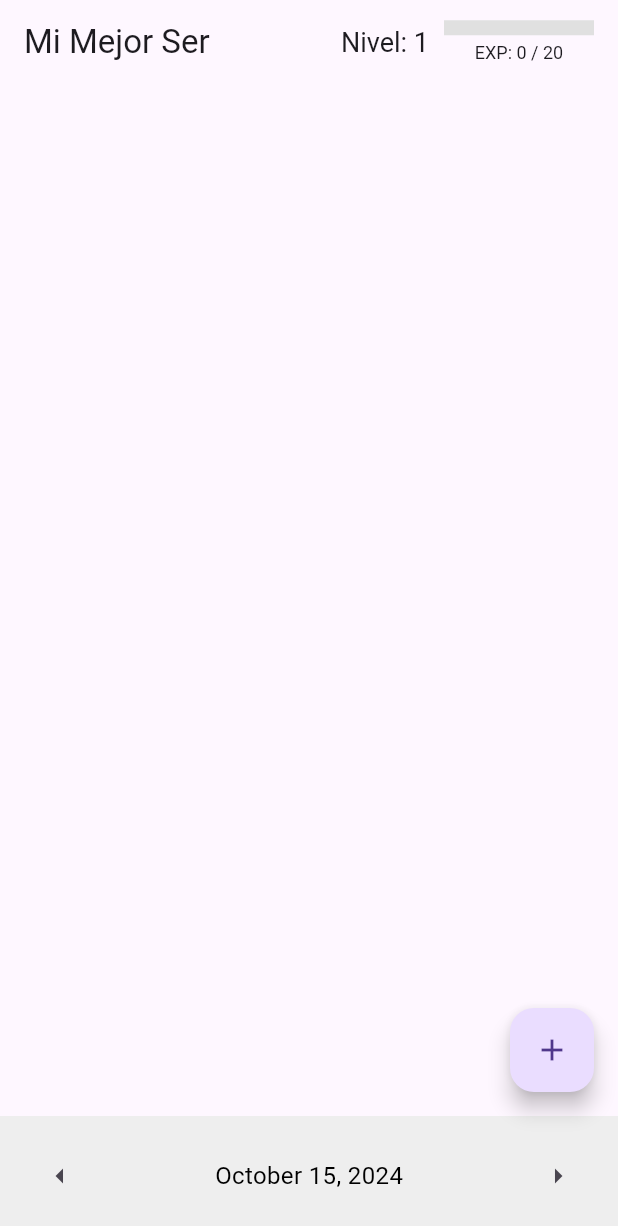
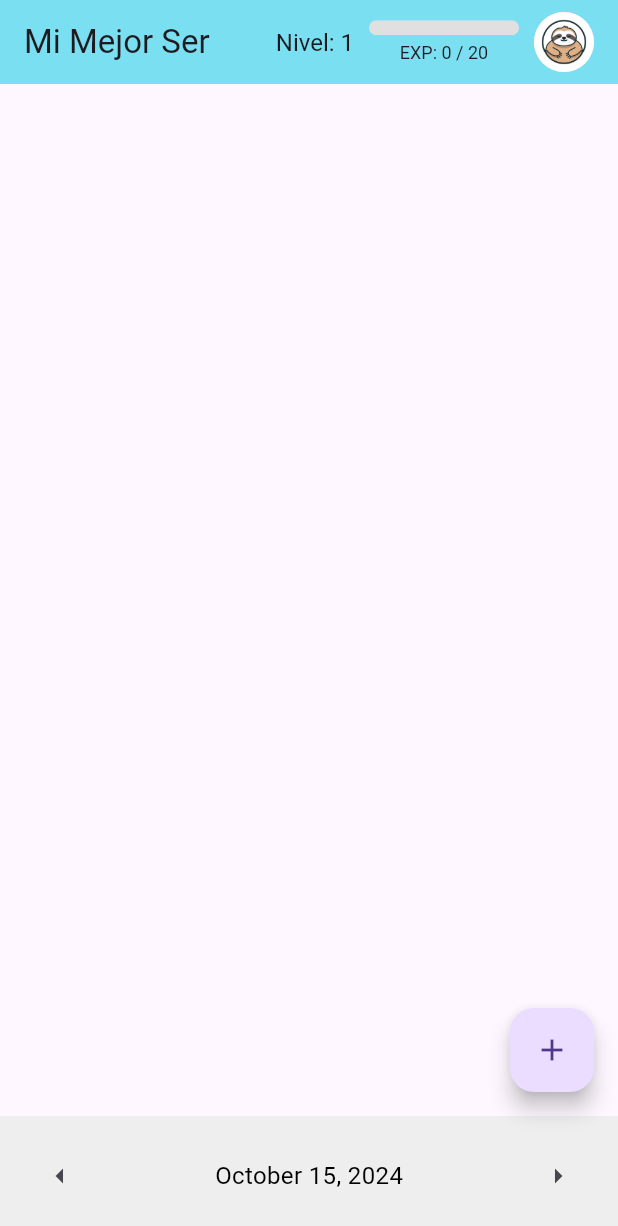
Before and after one commit to MateoGE01/mi-mejor-ser, a Flutter app: the screen it shows after launch, on a phone screen of 412 x 824 dp. Shown: the top 1226 px of the screen. Run offline on Flutter 3.47's test engine with Material 3 defaults, Android fonts, the phone set to English and light mode, and no system bars; our stand-ins replace get.

Commit message:
Implementacion del Avatar y Colores de la App

```diff
--- a/lib/presentation/pages/habit_page.dart
+++ b/lib/presentation/pages/habit_page.dart
@@ -132,6 +132,7 @@ class _HabitPageState extends State<HabitPage> {
   Widget build(BuildContext context) {
     return Scaffold(
       appBar: AppBar(
+        backgroundColor: const Color.fromRGBO(123, 223, 242, 1), // Color pastel para el AppBar
         title: Row(
           mainAxisAlignment: MainAxisAlignment.spaceBetween,
           children: [
@@ -141,10 +142,16 @@ class _HabitPageState extends State<HabitPage> {
                 children: [
                   Text(
                     'Nivel: ${completedHabitsController.level}',
-                    style: const TextStyle(fontSize: 18),
+                    style: const TextStyle(fontSize: 16),
                   ),
                   const SizedBox(width: 10),
                   ExperienceProgressBar(),
+                  const SizedBox(width: 10),
+                  const CircleAvatar(
+                    radius: 20,
+                    backgroundImage: AssetImage(
+                        'lib/presentation/assets/images/sloth-icon.png'), // Ruta de la imagen del avatar
+                  ),
                 ],
               );
             }),
--- a/lib/presentation/widgets/exp_progress_bar.dart
+++ b/lib/presentation/widgets/exp_progress_bar.dart
@@ -12,13 +12,33 @@ class ExperienceProgressBar extends StatelessWidget {
           completedHabitsController.limitExperience;
       return Column(
         children: [
-          Container(
-            width: 100, // Ajusta el ancho según sea necesario
-            child: LinearProgressIndicator(
-              value: progress,
-              backgroundColor: Colors.grey[300],
-              color: Colors.blue,
-              minHeight: 10,
+          ClipRRect(
+            borderRadius: BorderRadius.circular(10), // Bordes redondeados
+            child: Container(
+              width: 100, // Ajusta el ancho según sea necesario
+              height: 10, // Altura de la barra de progreso
+              decoration: BoxDecoration(
+                color: Colors.grey[300], // Color de fondo fijo
+              ),
+              child: Stack(
+                children: [
+                  FractionallySizedBox(
+                    widthFactor: progress,
+                    child: Container(
+                      decoration: BoxDecoration(
+                        gradient: LinearGradient(
+                          colors: [
+                            Colors.red,
+                            Colors.orange,
+                            Colors.yellow,
+                            Colors.green,
+                          ],
+                        ),
+                      ),
+                    ),
+                  ),
+                ],
+              ),
             ),
           ),
           SizedBox(height: 4),
--- a/pubspec.yaml
+++ b/pubspec.yaml
@@ -60,9 +60,9 @@ flutter:
   uses-material-design: true
 
   # To add assets to your application, add an assets section, like this:
-  # assets:
-  #   - images/a_dot_burr.jpeg
-  #   - images/a_dot_ham.jpeg
+  assets:
+    - lib/presentation/assets/images/sloth-icon.png
+
 
   # An image asset can refer to one or more resolution-specific "variants", see
   # https://flutter.dev/assets-and-images/#resolution-aware
```
Also changed, not shown: lib/presentation/assets/images/sloth-icon.png (added).
